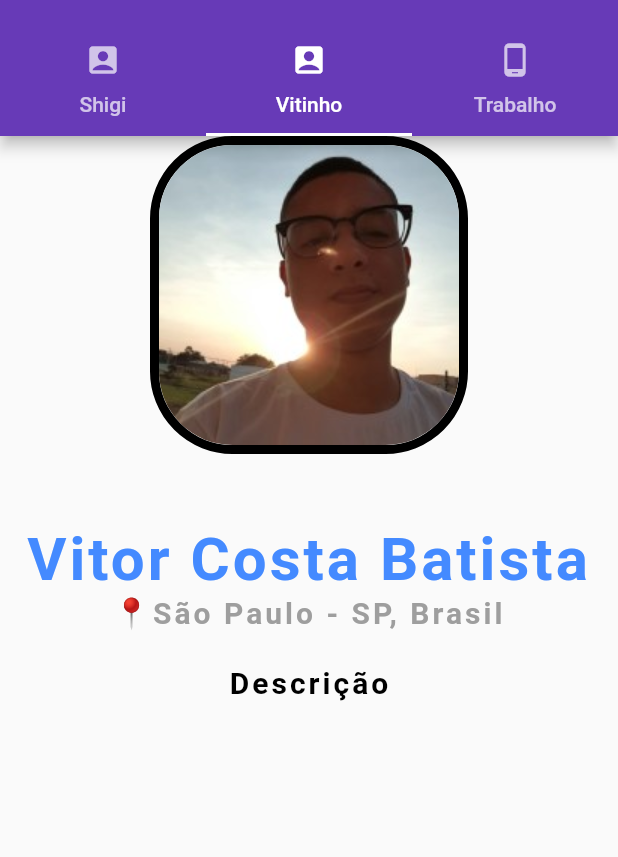
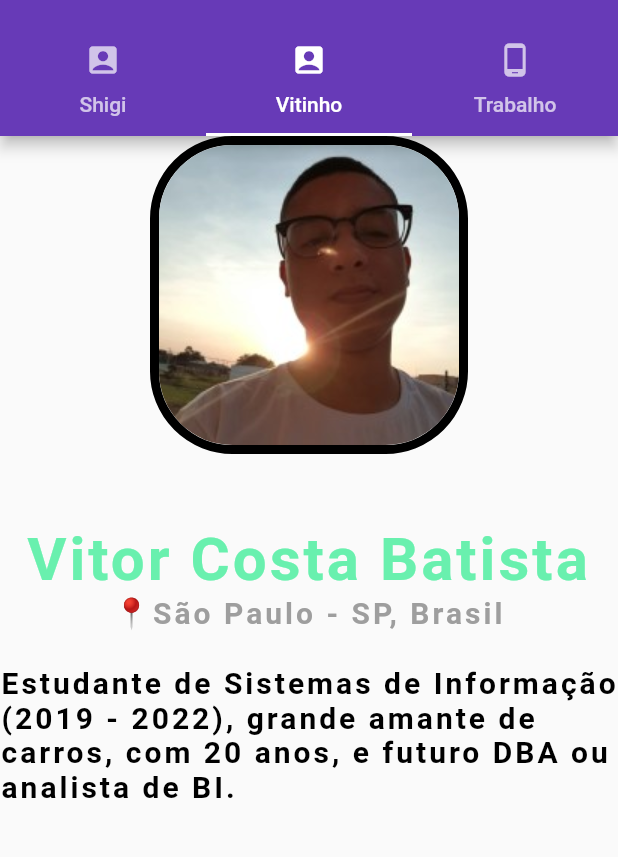
Before and after one commit to shigihenrique/Mobile, a Flutter app: the screen it shows after launch, tab 2 chosen, on a phone screen of 412 x 824 dp, the part 59-916 px from its top. Run offline on Flutter 3.47's test engine with Material 2 defaults, Android fonts, the phone set to English and light mode, and no system bars.

Commit message:
Atualização de descrição e cor de texto

```diff
--- a/Tarefas/atividade3/lib/view/tela2/tela2_main.dart
+++ b/Tarefas/atividade3/lib/view/tela2/tela2_main.dart
@@ -28,7 +28,7 @@ Widget presentationScreen() {
                 fontSize: 40,
                 fontWeight: FontWeight.bold,
                 letterSpacing: 2,
-                color: Colors.blueAccent)),
+                color: Colors.greenAccent)),
         Text("📍São Paulo - SP, Brasil",
             textAlign: TextAlign.center,
             style: TextStyle(
@@ -37,7 +37,7 @@ Widget presentationScreen() {
                 letterSpacing: 2,
                 color: Colors.grey)),
         Text(
-          "\nDescrição",
+          "\nEstudante de Sistemas de Informação (2019 - 2022), grande amante de carros, com 20 anos, e futuro DBA ou analista de BI.",
           textAlign: TextAlign.left,
           style: TextStyle(
               fontSize: 20,
```
